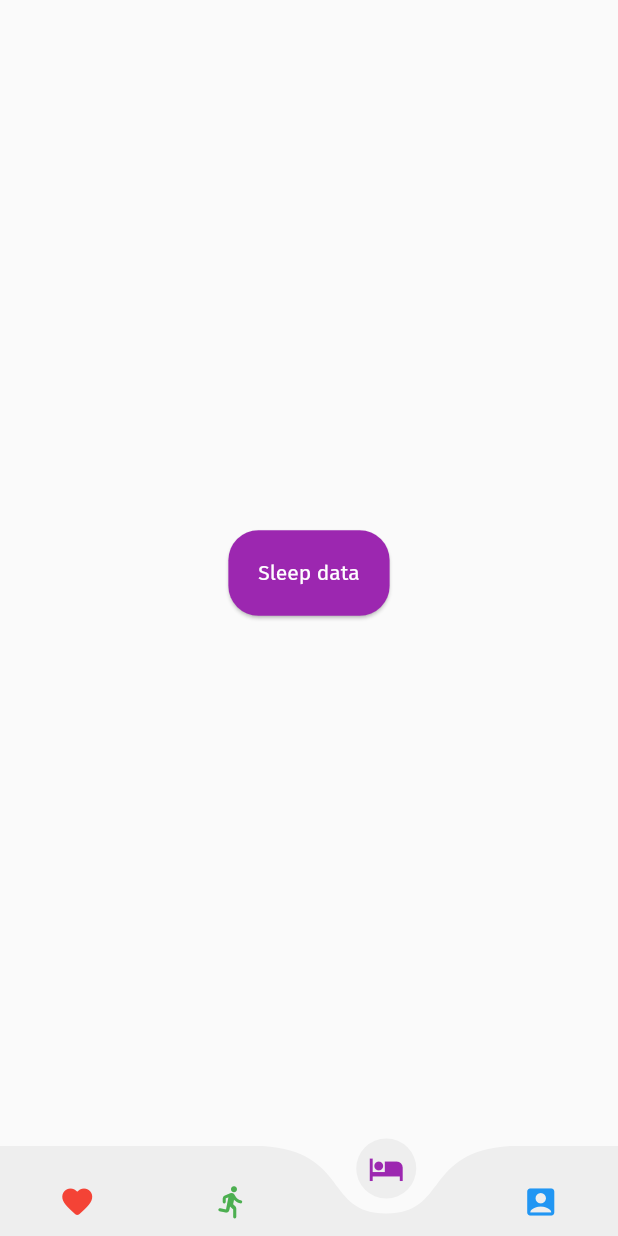
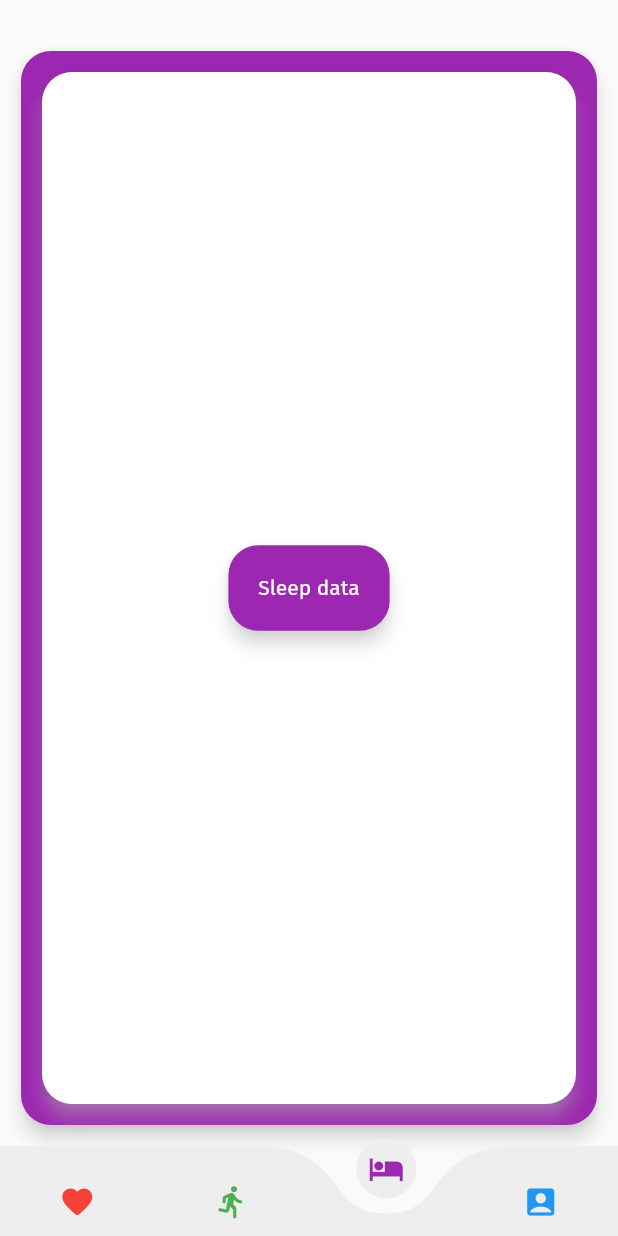
Before and after one commit to mikezamayias/ehealth_services_semester_project, a Flutter app: the screen it shows after launch, item 3 of the bottom bar chosen, on a phone screen of 412 x 824 dp. Run offline on Flutter 3.47's test engine with Material 2 defaults, Android fonts, the light colour scheme and no system bars; drawn by our look-alikes of curved_navigation_bar; our stand-ins replace google_fonts.

Commit message:
refactored pages code

```diff
--- /dev/null
+++ b/lib/pages/page_blueprint.dart
@@ -0,0 +1,66 @@
+import 'package:flutter/material.dart';
+
+class PageBlueprint extends StatefulWidget {
+  const PageBlueprint({
+    Key key,
+    @required this.baseColor,
+    @required this.text,
+  }) : super(key: key);
+
+  final Color baseColor;
+  final String text;
+
+  @override
+  _PageBlueprintState createState() => _PageBlueprintState();
+}
+
+class _PageBlueprintState extends State<PageBlueprint> {
+  @override
+  Widget build(BuildContext context) {
+    return Align(
+      alignment: Alignment.bottomRight,
+      child: Padding(
+        padding: EdgeInsets.fromLTRB(10.0, 30.0, 10.0, 10.0),
+        child: Card(
+          elevation: 5.0,
+          shadowColor: Colors.grey[200],
+          color: widget.baseColor,
+          shape: RoundedRectangleBorder(
+            borderRadius: BorderRadius.all(Radius.circular(20.0)),
+          ),
+          child: Padding(
+            padding: EdgeInsets.all(10.0),
+            child: Card(
+              shadowColor: Colors.grey[200],
+              elevation: 5.0,
+              color: Colors.white,
+              shape: RoundedRectangleBorder(
+                borderRadius: BorderRadius.all(Radius.circular(20.0)),
+              ),
+              child: Align(
+                alignment: Alignment.center,
+                child: Card(
+                  shadowColor: Colors.grey[200],
+                  elevation: 5.0,
+                  color: widget.baseColor,
+                  shape: RoundedRectangleBorder(
+                    borderRadius: BorderRadius.all(Radius.circular(20.0)),
+                  ),
+                  child: Padding(
+                    padding: EdgeInsets.all(20.0),
+                    child: Text(
+                      widget.text,
+                      style: TextStyle(
+                        color: Colors.white,
+                      ),
+                    ),
+                  ),
+                ),
+              ),
+            ),
+          ),
+        ),
+      ),
+    );
+  }
+}
--- a/lib/pages/sleep_page.dart
+++ b/lib/pages/sleep_page.dart
@@ -1,3 +1,4 @@
+import 'package:final_project/pages/page_blueprint.dart';
 import 'package:flutter/material.dart';
 
 class SleepPage extends StatefulWidget {
@@ -10,28 +11,9 @@ class SleepPage extends StatefulWidget {
 class _SleepPageState extends State<SleepPage> {
   @override
   Widget build(BuildContext context) {
-    return Container(
-      decoration: BoxDecoration(
-        color: Colors.transparent,
-      ),
-      child: Align(
-        alignment: Alignment.center,
-        child: Card(
-          shape: RoundedRectangleBorder(
-            borderRadius: BorderRadius.circular(20.0),
-          ),
-          color: Colors.purple,
-          child: Padding(
-            padding: EdgeInsets.all(20.0),
-            child: Text(
-              'Sleep data',
-              style: TextStyle(
-                color: Colors.white,
-              ),
-            ),
-          ),
-        ),
-      ),
+    return PageBlueprint(
+      baseColor: Colors.purple,
+      text: 'Sleep data',
     );
   }
 }
```
Also changed, not shown: lib/pages/account_page.dart (+4 -22 lines), lib/pages/activity_page.dart (+4 -22 lines), lib/pages/heartrate_page.dart (+4 -22 lines).
